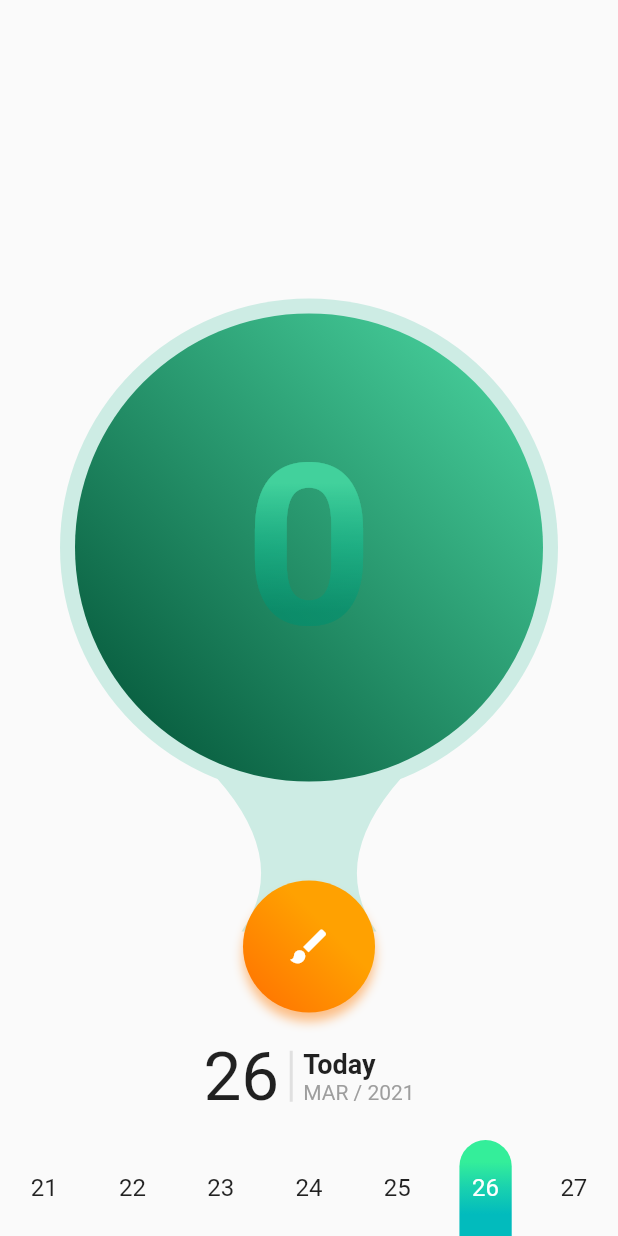
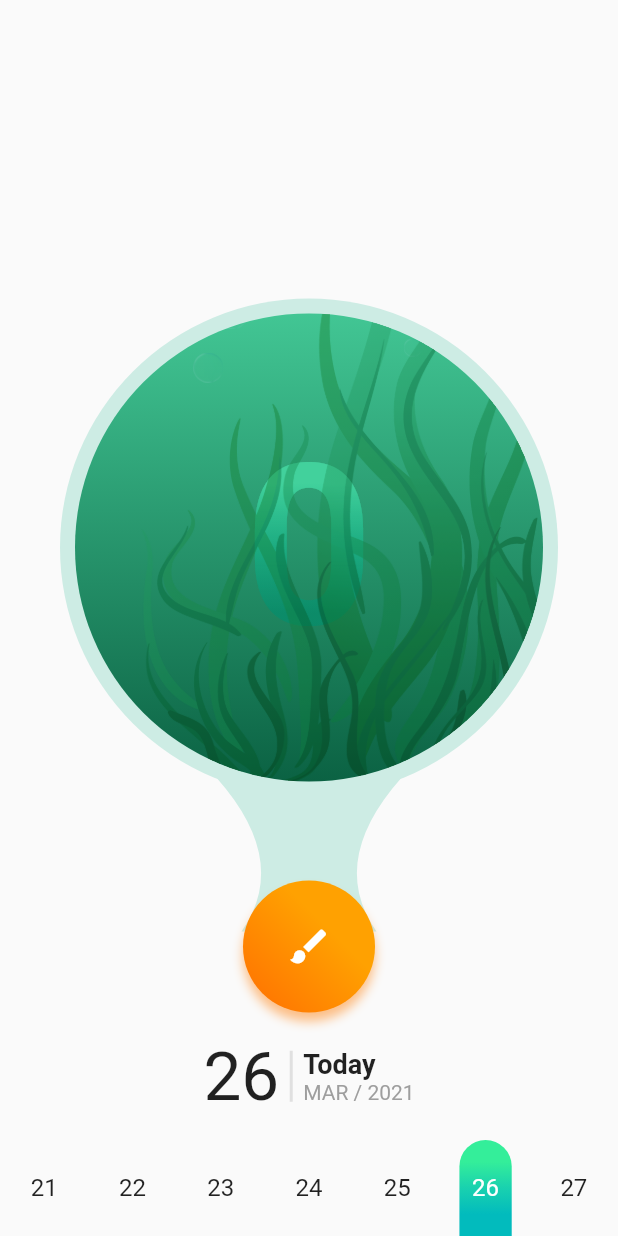
Before and after one commit to marinalvdgs/goldfish_notes_ui_demo, a Flutter app: the screen it shows after launch, on a phone screen of 412 x 824 dp. Run offline on Flutter 3.47's test engine with Material 2 defaults, Android fonts, the phone set to English and light mode, and no system bars; drawn by our look-alikes of table_calendar.

Commit message:
add animated bubbles

```diff
--- a/lib/ui/splash_screen.dart
+++ b/lib/ui/splash_screen.dart
@@ -3,6 +3,7 @@ import 'dart:math';
 
 import 'package:flutter/material.dart';
 import 'package:goldfish_notes_ui_demo/ui/home_screen.dart';
+import 'package:goldfish_notes_ui_demo/ui/widgets/seaweed_image.dart';
 
 const String fish = 'assets/goldfish.png';
 
@@ -39,7 +40,7 @@ class _SplashScreenState extends State<SplashScreen>
         parent: fishController,
         curve: Interval(0.5, 0.7, curve: Curves.easeIn)));
     Timer(
-        Duration(seconds:4, milliseconds: 300),
+        Duration(seconds: 4, milliseconds: 300),
         () => Navigator.of(context).pushReplacement(
               PageRouteBuilder(
                 pageBuilder: (c, a1, a2) => HomeScreen(),
@@ -144,26 +145,6 @@ class _SplashScreenState extends State<SplashScreen>
     );
   }
 
-  Widget buildSeaweed() {
-    return ShaderMask(
-      shaderCallback: (Rect bounds) {
-        return LinearGradient(
-          colors: [
-            Color(0x669FD5B1),
-            Color(0x6642C694),
-            Color(0x66119A52),
-            Color(0x660B6243),
-          ],
-          transform: GradientRotation(pi / 4),
-        ).createShader(bounds);
-      },
-      child: Image.asset(
-        'assets/seaweed.png',
-        height: MediaQuery.of(context).size.height * 0.65,
-      ),
-    );
-  }
-
   List<Widget> buildRightBubbles(double width) {
     return [
       Positioned(
@@ -215,14 +196,14 @@ class _SplashScreenState extends State<SplashScreen>
             Positioned(
                 bottom: -40,
                 right: -210,
-                child: Transform.scale(scale: 1.25, child: buildSeaweed())),
+                child: Transform.scale(scale: 1.25, child: SeaweedImage())),
             Positioned(
                 bottom: -80,
                 left: -180,
                 child: Transform(
                     alignment: Alignment.center,
                     transform: Matrix4.rotationY(pi),
-                    child: buildSeaweed())),
+                    child: SeaweedImage())),
             ...buildRightBubbles(width),
             ...buildLeftBubbles(width),
             buildAnimatedChild(bigFishAnimation, buildBigFish()),
--- a/lib/ui/widgets/counter_painter.dart
+++ b/lib/ui/widgets/counter_painter.dart
@@ -7,7 +7,7 @@ const LinearGradient bgGradient = LinearGradient(
     Color(0xFF42C694),
     Color(0xFF0B6243),
   ],
-  transform: GradientRotation(3 * pi / 4),
+  transform: GradientRotation(pi / 2),
 );
 
 class CounterPainter extends CustomPainter {
@@ -20,8 +20,8 @@ class CounterPainter extends CustomPainter {
     final double centerWidth = size.width / 2;
     final double centerHeight = size.height / 2;
     Paint bgPaint = Paint()
-      ..shader = bgGradient
-          .createShader(Rect.fromCircle(center: Offset.zero, radius: radius));
+      ..shader = bgGradient.createShader(Rect.fromCircle(
+          center: Offset(centerWidth, centerHeight), radius: radius));
     Paint paint = Paint()..color = Color(0xffcdece4);
     Path bgPath = Path()
       ..moveTo(centerWidth - centerWidth / 3, centerHeight + radius - 10)
--- a/lib/ui/widgets/gn_counter.dart
+++ b/lib/ui/widgets/gn_counter.dart
@@ -3,14 +3,39 @@ import 'dart:math';
 import 'package:flutter/material.dart';
 import 'package:goldfish_notes_ui_demo/ui/widgets/counter_painter.dart';
 import 'package:goldfish_notes_ui_demo/ui/widgets/gn_random_fish.dart';
+import 'package:goldfish_notes_ui_demo/ui/widgets/seaweed_image.dart';
 
 class GNCounter extends StatefulWidget {
   @override
   _GNCounterState createState() => _GNCounterState();
 }
 
-class _GNCounterState extends State<GNCounter> {
+class _GNCounterState extends State<GNCounter>
+    with SingleTickerProviderStateMixin {
+  AnimationController bubbleController;
+  Animation<Offset> bubbleAnimation;
+  Animation<double> fadeAnimation;
   int count = 0;
+
+  @override
+  void initState() {
+    bubbleController =
+        AnimationController(duration: Duration(seconds: 4), vsync: this)
+          ..repeat();
+    bubbleAnimation = Tween<Offset>(
+            begin: Offset(-0.2, 0.7), end: Offset(-0.2, -0.8))
+        .animate(
+            CurvedAnimation(parent: bubbleController, curve: Curves.linear));
+    fadeAnimation = Tween<double>(begin: 1.0, end: 0.0).animate(
+        CurvedAnimation(parent: bubbleController, curve: Curves.easeIn));
+    super.initState();
+  }
+
+  @override
+  void dispose() {
+    bubbleController.dispose();
+    super.dispose();
+  }
 
   void onCounterTap() {
     setState(() {
@@ -86,6 +111,57 @@ class _GNCounterState extends State<GNCounter> {
     );
   }
 
+  Widget buildClippedContainer({Widget child, Size size, double radius}) {
+    return Center(
+      child: Container(
+        margin: EdgeInsets.only(top: size.height / 2 - radius),
+        clipBehavior: Clip.hardEdge,
+        height: radius * 2,
+        width: radius * 2,
+        decoration: BoxDecoration(shape: BoxShape.circle),
+        child: child,
+      ),
+    );
+  }
+
+  Widget buildBubble({double height = 20}) {
+    return SlideTransition(
+      position: bubbleAnimation,
+      child: FittedBox(
+        fit: BoxFit.none,
+        child: FadeTransition(
+          opacity: fadeAnimation,
+          child: Image.asset(
+            'assets/bubble.png',
+            height: height,
+          ),
+        ),
+      ),
+    );
+  }
+
+  Widget buildBubbles(Size size, double radius) {
+    return Stack(
+      children: [
+        buildClippedContainer(size: size, radius: radius, child: buildBubble()),
+        buildClippedContainer(
+            size: size,
+            radius: radius,
+            child: Padding(
+              padding: const EdgeInsets.only(left: 16, top: 32),
+              child: buildBubble(),
+            )),
+        buildClippedContainer(
+            size: size,
+            radius: radius,
+            child: Padding(
+              padding: const EdgeInsets.only(right: 16.0, top: 64),
+              child: buildBubble(),
+            ))
+      ],
+    );
+  }
+
   @override
   Widget build(BuildContext context) {
     final double radius = MediaQuery.of(context).size.width / 2 - 50;
@@ -108,21 +184,35 @@ class _GNCounterState extends State<GNCounter> {
                     painter: CounterPainter(radius: radius),
                   ),
                   buildAnimatedCount(),
+                  buildClippedContainer(
+                      size: size,
+                      radius: radius,
+                      child: Padding(
+                        padding:
+                            EdgeInsets.only(left: radius + 32, top: radius / 3),
+                        child: buildBubble(height: 12),
+                      )),
+                  buildClippedContainer(
+                      size: size,
+                      radius: radius,
+                      child: Stack(
+                        children: [
+                          Positioned(
+                              bottom: -radius / 2,
+                              right: -radius,
+                              child: SeaweedImage()),
+                        ],
+                      )),
+                  buildBubbles(size, radius),
                   for (int i = 0; i < count; i++)
-                    Center(
-                      child: Container(
-                        margin: EdgeInsets.only(top: size.height/2-radius),
-                        clipBehavior: Clip.hardEdge,
-                        height: radius*2,
-                        width: radius*2,
-                        decoration:
-                        BoxDecoration(shape: BoxShape.circle),
-                        child: GNRandomFish(
-                          random: random,
-                          size: size,
-                          radius: radius,
-                        ),
+                    buildClippedContainer(
+                      child: GNRandomFish(
+                        random: random,
+                        size: size,
+                        radius: radius,
                       ),
+                      radius: radius,
+                      size: size,
                     )
                 ],
               ),
--- a/lib/ui/widgets/gn_random_fish.dart
+++ b/lib/ui/widgets/gn_random_fish.dart
@@ -102,7 +102,6 @@ class _GNRandomFishState extends State<GNRandomFish>
     offsetAnimation = tween
         .animate(CurvedAnimation(parent: fishController, curve: Curves.linear));
 
-    debugPrint('${candidates.indexOf(tween)} ${tween.begin}  ${tween.end}');
     double a = candidates.indexOf(tween) < 2 ? y : x;
     angle = getStartAngle(
             -a, a, tween.begin.dx, tween.end.dx, tween.begin.dy, tween.end.dy) +
--- /dev/null
+++ b/lib/ui/widgets/seaweed_image.dart
@@ -0,0 +1,26 @@
+import 'dart:math';
+
+import 'package:flutter/material.dart';
+
+class SeaweedImage extends StatelessWidget {
+  @override
+  Widget build(BuildContext context) {
+    return ShaderMask(
+      shaderCallback: (Rect bounds) {
+        return LinearGradient(
+          colors: [
+            Color(0x669FD5B1),
+            Color(0x6642C694),
+            Color(0x66119A52),
+            Color(0x660B6243),
+          ],
+          transform: GradientRotation(pi / 4),
+        ).createShader(bounds);
+      },
+      child: Image.asset(
+        'assets/seaweed.png',
+        height: MediaQuery.of(context).size.height * 0.65,
+      ),
+    );
+  }
+}
```
